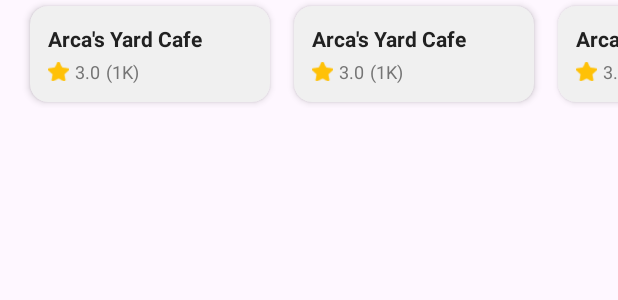
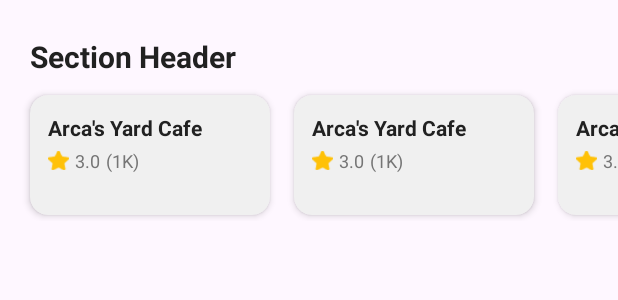
Before and after one commit to Sugarkoko/AlayaApp, an Android app: the layout item_itinerary_horizontal_list.xml on its own in the app's theme, with its tools: preview values and no code run, on a phone screen of 412 x 824 dp. Shown: the top 300 px of the screen. Run offline under Robolectric (Android 15) with nearby library versions, the phone set to English and light mode, and no system bars; Roboto replaces fonts that are not available here.

```diff
--- a/app/src/main/res/layout/item_itinerary_horizontal_list.xml
+++ b/app/src/main/res/layout/item_itinerary_horizontal_list.xml
@@ -1,7 +1,26 @@
 <?xml version="1.0" encoding="utf-8"?>
-<androidx.recyclerview.widget.RecyclerView xmlns:android="http://schemas.android.com/apk/res/android"
+<!-- This layout now includes a title for the section -->
+<LinearLayout xmlns:android="http://schemas.android.com/apk/res/android"
     xmlns:app="http://schemas.android.com/apk/res-auto"
     xmlns:tools="http://schemas.android.com/tools"
+    android:layout_width="match_parent"
+    android:layout_height="wrap_content"
+    android:orientation="vertical">
+
+    <TextView
+        android:id="@+id/tv_horizontal_section_header"
+        android:layout_width="match_parent"
+        android:layout_height="wrap_content"
+        android:layout_marginStart="20dp"
+        android:layout_marginTop="24dp"
+        android:layout_marginEnd="20dp"
+        android:layout_marginBottom="8dp"
+        android:textColor="@color/textPrimary"
+        android:textSize="20sp"
+        android:textStyle="bold"
+        tools:text="Section Header" />
+
+    <androidx.recyclerview.widget.RecyclerView
         android:id="@+id/rv_horizontal"
         android:layout_width="match_parent"
         android:layout_height="wrap_content"
@@ -12,3 +31,5 @@
         app:layoutManager="androidx.recyclerview.widget.LinearLayoutManager"
         tools:itemCount="4"
         tools:listitem="@layout/item_itinerary_recommended" />
+
+</LinearLayout>
--- a/app/src/main/res/layout/item_itinerary_recommended.xml
+++ b/app/src/main/res/layout/item_itinerary_recommended.xml
@@ -8,12 +8,13 @@
     android:layout_marginEnd="8dp"
     android:layout_marginTop="4dp"
     android:layout_marginBottom="4dp"
+    android:clickable="true"
+    android:focusable="true"
+    android:foreground="?android:attr/selectableItemBackground"
     app:cardBackgroundColor="@color/lightGrayBackground"
     app:cardCornerRadius="12dp"
     app:cardElevation="3dp"
-    android:clickable="true"
-    android:focusable="true"
-    android:foreground="?android:attr/selectableItemBackground">
+    android:minHeight="80dp">  <!-- This is the fix -->
 
     <LinearLayout
         android:layout_width="match_parent"
@@ -26,14 +27,16 @@
             android:layout_width="match_parent"
             android:layout_height="wrap_content"
             android:layout_marginBottom="4dp"
+            android:ellipsize="end"
+            android:maxLines="2"
             android:textColor="@color/textPrimary"
             android:textSize="14sp"
             android:textStyle="bold"
-            android:maxLines="2"
-            android:ellipsize="end"
             tools:text="Arca's Yard Cafe" />
 
+        <!-- I've added an ID to this LinearLayout -->
         <LinearLayout
+            android:id="@+id/ll_rating_container"
             android:layout_width="match_parent"
             android:layout_height="wrap_content"
             android:gravity="center_vertical"
```
Also changed, not shown: app/src/main/java/com/example/alayaapp/ItinerariesActivity.java (+49 -19 lines), app/src/main/java/com/example/alayaapp/ItineraryAdapter.java (+22 -10 lines), app/src/main/java/com/example/alayaapp/RecommendedItineraryAdapter.java (+33 -34 lines), 1 other file. Lines whose indentation alone changed are shown as unchanged.
